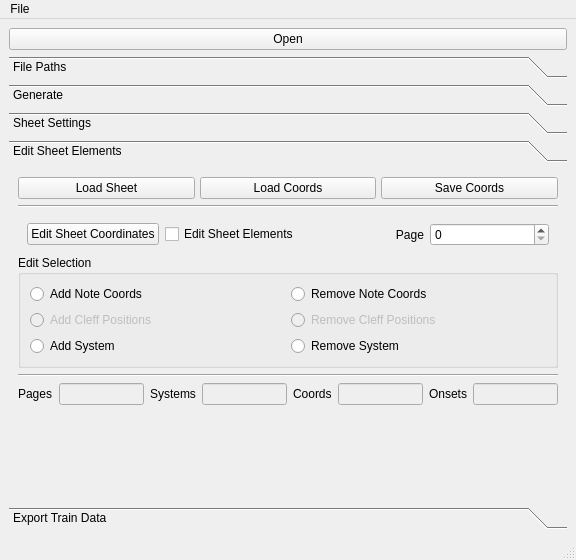
Qt form sheet_manager/gui/main.ui (CPJKU/msmd) before a commit.
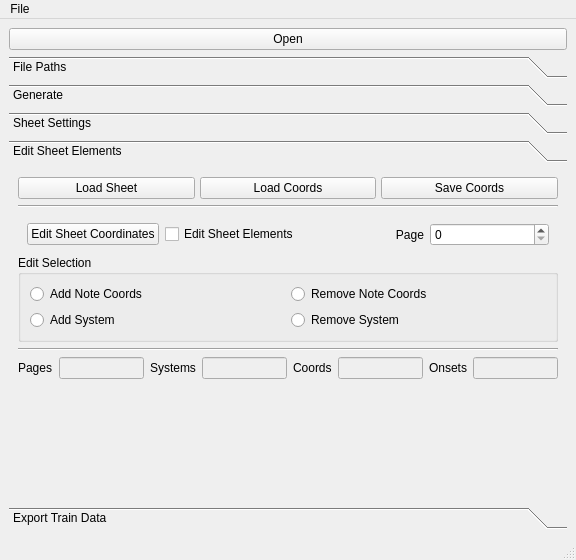
The same form after that commit.

Commit message: clef reference system replaced by systems

The edit to the form file:
```diff
--- a/sheet_manager/gui/main.ui
+++ b/sheet_manager/gui/main.ui
@@ -474,33 +474,13 @@
                </widget>
               </item>
               <item row="1" column="0">
-               <widget class="QRadioButton" name="radioButton_addCleff">
-                <property name="enabled">
-                 <bool>false</bool>
-                </property>
-                <property name="text">
-                 <string>Add Cleff Positions</string>
-                </property>
-               </widget>
-              </item>
-              <item row="1" column="1">
-               <widget class="QRadioButton" name="radioButton_deleteCleff">
-                <property name="enabled">
-                 <bool>false</bool>
-                </property>
-                <property name="text">
-                 <string>Remove Cleff Positions</string>
-                </property>
-               </widget>
-              </item>
-              <item row="2" column="0">
                <widget class="QRadioButton" name="radioButton_addSystem">
                 <property name="text">
                  <string>Add System</string>
                 </property>
                </widget>
               </item>
-              <item row="2" column="1">
+              <item row="1" column="1">
                <widget class="QRadioButton" name="radioButton_deleteSystem">
                 <property name="text">
                  <string>Remove System</string>
```
The commit also changes 1 other file.
